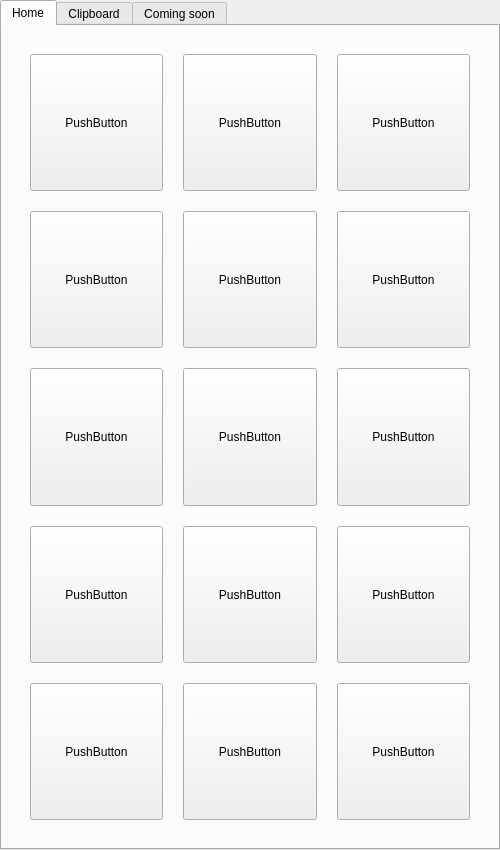
Old version of the form user_interface/design/clipboard_2.ui in the repository Ivan-812/Better-clipboard.
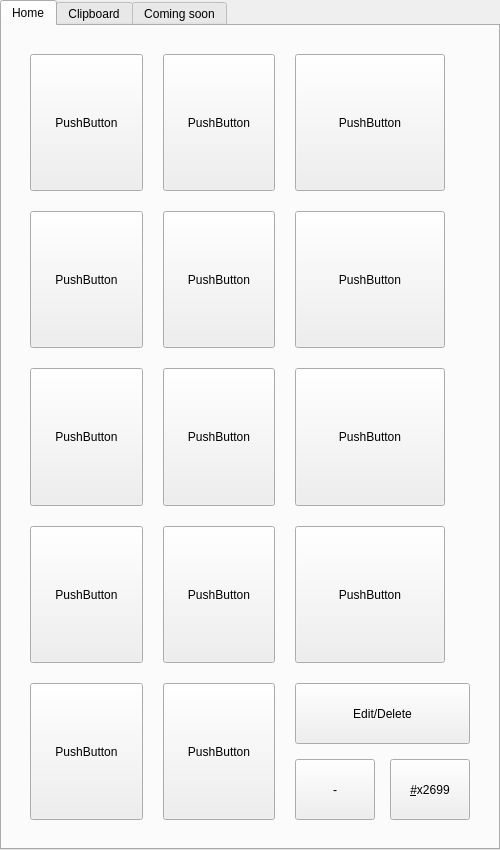
New version of the form.

Commit message: Update UI + add popup option

```diff
--- a/user_interface/design/clipboard_2.ui
+++ b/user_interface/design/clipboard_2.ui
@@ -74,7 +74,7 @@
          <item row="0" column="2">
           <widget class="QPushButton" name="home_button_2">
            <property name="sizePolicy">
-            <sizepolicy hsizetype="Expanding" vsizetype="Expanding">
+            <sizepolicy hsizetype="Expanding" vsizetype="Maximum">
              <horstretch>0</horstretch>
              <verstretch>0</verstretch>
             </sizepolicy>
@@ -99,7 +99,7 @@
          <item row="2" column="2">
           <widget class="QPushButton" name="home_button_5">
            <property name="sizePolicy">
-            <sizepolicy hsizetype="Expanding" vsizetype="Expanding">
+            <sizepolicy hsizetype="Expanding" vsizetype="Maximum">
              <horstretch>0</horstretch>
              <verstretch>0</verstretch>
             </sizepolicy>
@@ -124,7 +124,7 @@
          <item row="0" column="4">
           <widget class="QPushButton" name="home_button_3">
            <property name="sizePolicy">
-            <sizepolicy hsizetype="Expanding" vsizetype="Expanding">
+            <sizepolicy hsizetype="Expanding" vsizetype="Maximum">
              <horstretch>0</horstretch>
              <verstretch>0</verstretch>
             </sizepolicy>
@@ -149,7 +149,7 @@
          <item row="2" column="4">
           <widget class="QPushButton" name="home_button_6">
            <property name="sizePolicy">
-            <sizepolicy hsizetype="Expanding" vsizetype="Expanding">
+            <sizepolicy hsizetype="Expanding" vsizetype="Maximum">
              <horstretch>0</horstretch>
              <verstretch>0</verstretch>
             </sizepolicy>
@@ -174,7 +174,7 @@
          <item row="4" column="2">
           <widget class="QPushButton" name="home_button_8">
            <property name="sizePolicy">
-            <sizepolicy hsizetype="Expanding" vsizetype="Expanding">
+            <sizepolicy hsizetype="Expanding" vsizetype="Maximum">
              <horstretch>0</horstretch>
              <verstretch>0</verstretch>
             </sizepolicy>
@@ -199,7 +199,7 @@
          <item row="2" column="0">
           <widget class="QPushButton" name="home_button_4">
            <property name="sizePolicy">
-            <sizepolicy hsizetype="Expanding" vsizetype="Expanding">
+            <sizepolicy hsizetype="Expanding" vsizetype="Maximum">
              <horstretch>0</horstretch>
              <verstretch>0</verstretch>
             </sizepolicy>
@@ -224,7 +224,7 @@
          <item row="0" column="0">
           <widget class="QPushButton" name="home_button_1">
            <property name="sizePolicy">
-            <sizepolicy hsizetype="Expanding" vsizetype="Expanding">
+            <sizepolicy hsizetype="Expanding" vsizetype="Maximum">
              <horstretch>0</horstretch>
              <verstretch>0</verstretch>
             </sizepolicy>
@@ -265,7 +265,7 @@
          <item row="8" column="0">
           <widget class="QPushButton" name="home_button_13">
            <property name="sizePolicy">
-            <sizepolicy hsizetype="Expanding" vsizetype="Expanding">
+            <sizepolicy hsizetype="Expanding" vsizetype="Maximum">
              <horstretch>0</horstretch>
              <verstretch>0</verstretch>
             </sizepolicy>
@@ -306,32 +306,7 @@
          <item row="8" column="2">
           <widget class="QPushButton" name="home_button_14">
            <property name="sizePolicy">
-            <sizepolicy hsizetype="Expanding" vsizetype="Expanding">
-             <horstretch>0</horstretch>
-             <verstretch>0</verstretch>
-            </sizepolicy>
-           </property>
-           <property name="minimumSize">
-            <size>
-             <width>100</width>
-             <height>100</height>
-            </size>
-           </property>
-           <property name="maximumSize">
-            <size>
-             <width>150</width>
-             <height>150</height>
-            </size>
-           </property>
-           <property name="text">
-            <string>PushButton</string>
-           </property>
-          </widget>
-         </item>
-         <item row="8" column="4">
-          <widget class="QPushButton" name="home_button_15">
-           <property name="sizePolicy">
-            <sizepolicy hsizetype="Expanding" vsizetype="Expanding">
+            <sizepolicy hsizetype="Expanding" vsizetype="Maximum">
              <horstretch>0</horstretch>
              <verstretch>0</verstretch>
             </sizepolicy>
@@ -388,7 +363,7 @@
          <item row="4" column="0">
           <widget class="QPushButton" name="home_button_7">
            <property name="sizePolicy">
-            <sizepolicy hsizetype="Expanding" vsizetype="Expanding">
+            <sizepolicy hsizetype="Expanding" vsizetype="Maximum">
              <horstretch>0</horstretch>
              <verstretch>0</verstretch>
             </sizepolicy>
@@ -413,7 +388,7 @@
          <item row="4" column="4">
           <widget class="QPushButton" name="home_button_9">
            <property name="sizePolicy">
-            <sizepolicy hsizetype="Expanding" vsizetype="Expanding">
+            <sizepolicy hsizetype="Expanding" vsizetype="Maximum">
              <horstretch>0</horstretch>
              <verstretch>0</verstretch>
             </sizepolicy>
@@ -438,7 +413,7 @@
          <item row="6" column="0">
           <widget class="QPushButton" name="home_button_10">
            <property name="sizePolicy">
-            <sizepolicy hsizetype="Expanding" vsizetype="Expanding">
+            <sizepolicy hsizetype="Expanding" vsizetype="Maximum">
              <horstretch>0</horstretch>
              <verstretch>0</verstretch>
             </sizepolicy>
@@ -463,7 +438,7 @@
          <item row="6" column="2">
           <widget class="QPushButton" name="home_button_11">
            <property name="sizePolicy">
-            <sizepolicy hsizetype="Expanding" vsizetype="Expanding">
+            <sizepolicy hsizetype="Expanding" vsizetype="Maximum">
              <horstretch>0</horstretch>
              <verstretch>0</verstretch>
             </sizepolicy>
@@ -488,7 +463,7 @@
          <item row="6" column="4">
           <widget class="QPushButton" name="home_button_12">
            <property name="sizePolicy">
-            <sizepolicy hsizetype="Expanding" vsizetype="Expanding">
+            <sizepolicy hsizetype="Expanding" vsizetype="Maximum">
              <horstretch>0</horstretch>
              <verstretch>0</verstretch>
             </sizepolicy>
@@ -542,6 +517,59 @@
            </property>
           </spacer>
          </item>
+         <item row="8" column="4">
+          <layout class="QVBoxLayout" name="verticalLayout_2">
+           <property name="spacing">
+            <number>15</number>
+           </property>
+           <item>
+            <widget class="QPushButton" name="home_button_edit">
+             <property name="sizePolicy">
+              <sizepolicy hsizetype="Minimum" vsizetype="Preferred">
+               <horstretch>0</horstretch>
+               <verstretch>0</verstretch>
+              </sizepolicy>
+             </property>
+             <property name="text">
+              <string>Edit/Delete</string>
+             </property>
+            </widget>
+           </item>
+           <item>
+            <layout class="QHBoxLayout" name="horizontalLayout_3">
+             <property name="spacing">
+              <number>15</number>
+             </property>
+             <item>
+              <widget class="QPushButton" name="home_button_function">
+               <property name="sizePolicy">
+                <sizepolicy hsizetype="Minimum" vsizetype="Preferred">
+                 <horstretch>0</horstretch>
+                 <verstretch>0</verstretch>
+                </sizepolicy>
+               </property>
+               <property name="text">
+                <string>-</string>
+               </property>
+              </widget>
+             </item>
+             <item>
+              <widget class="QPushButton" name="home_button_settings">
+               <property name="sizePolicy">
+                <sizepolicy hsizetype="Minimum" vsizetype="Preferred">
+                 <horstretch>0</horstretch>
+                 <verstretch>0</verstretch>
+                </sizepolicy>
+               </property>
+               <property name="text">
+                <string>&amp;#x2699</string>
+               </property>
+              </widget>
+             </item>
+            </layout>
+           </item>
+          </layout>
+         </item>
         </layout>
        </item>
       </layout>
```
The commit also changes 6 other files.
